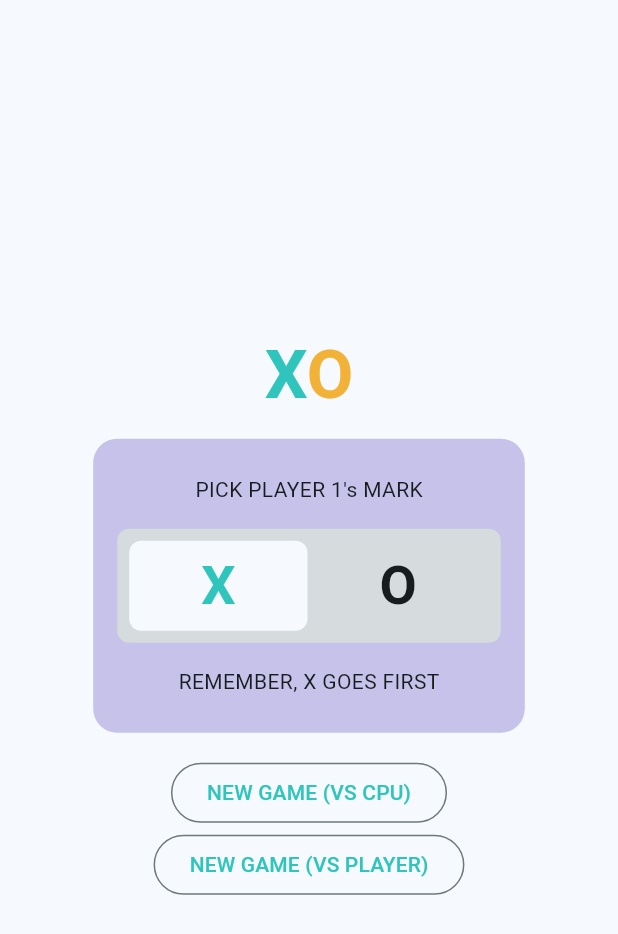
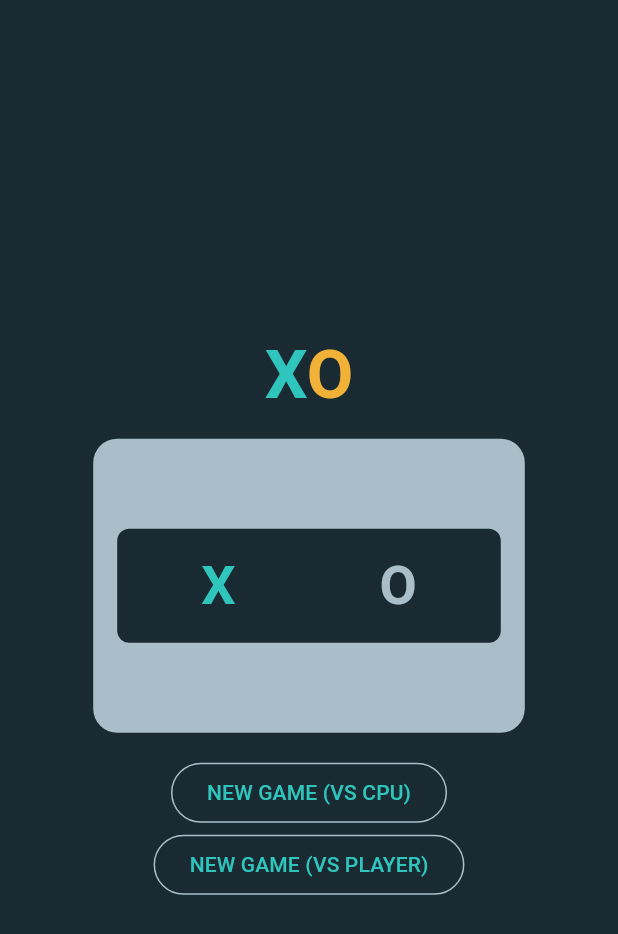
Before and after one commit to Mirror83/tic_tac_toe_flutter, a Flutter app: the screen it shows after launch, on a phone screen of 412 x 824 dp. Shown: the top 934 px of the screen. Run offline on Flutter 3.47's test engine with Material 3 defaults, Android fonts, the phone set to English and light mode, and no system bars.

Commit message:
Added custom ThemeData

```diff
--- a/lib/main.dart
+++ b/lib/main.dart
@@ -8,17 +8,37 @@ void main() {
 class MainApp extends StatelessWidget {
   const MainApp({super.key});
 
+  ThemeData _themeData() {
+    final themeData = ThemeData(
+        useMaterial3: true,
+        colorScheme: const ColorScheme(
+          brightness: Brightness.dark,
+          primary: Color(0xFF2FC5BD),
+          secondary: Color(0xFFF2B237),
+          tertiary: Color(0xFFA9BEC9),
+          error: Colors.red,
+          surface: Color(0xFF192A32),
+          surfaceContainer: Color(0xFF1E3640),
+          onPrimary: Color(0xFF0D4E50),
+          onSecondary: Color(0xFF573B00),
+          onTertiary: Color(0xFF263B44),
+          onError: Colors.black,
+          onSurface: Color(0xFFA9BEC9),
+        ));
+
+    return themeData.copyWith(
+      textTheme: themeData.textTheme.copyWith(
+        bodySmall: themeData.textTheme.bodySmall!.copyWith(
+          color: Colors.grey,
+        ),
+      ),
+    );
+  }
+
   @override
   Widget build(BuildContext context) {
     return MaterialApp(
-      theme: ThemeData(
-        useMaterial3: true,
-        colorScheme: ColorScheme.fromSeed(
-          seedColor: const Color(0xFF192A32),
-          primary: const Color(0xFF2FC5BD),
-          secondary: const Color(0xFFF2B237),
-        ),
-      ),
+      theme: _themeData(),
       home: const ModeSelection(),
     );
   }
```
